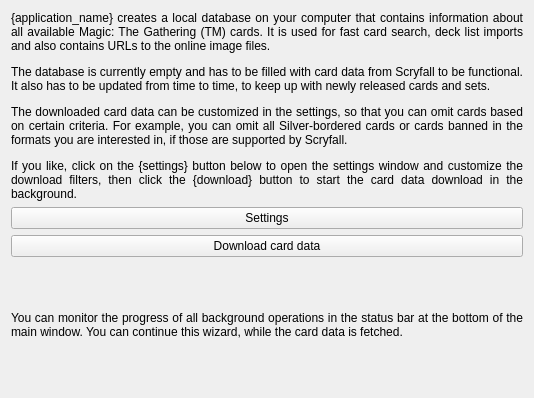
This is mtg_proxy_printer/resources/ui/first_start_wizard/card_database_page.ui in luziferius/MTGProxyPrinter as Qt 5 draws it before an edit. The edited form follows.
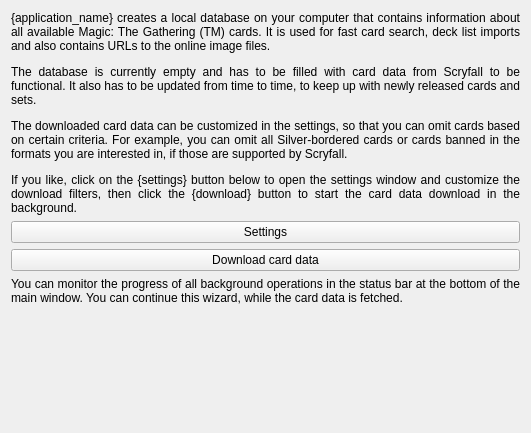
This is the edited form.

Commit message:
Added a vertical spacer to the card_database_page.ui to keep the text label from stretching out.
FossilOrigin-Name: 3c19324201642be9f9111451f5aeb719bae247fac1bdc4db25c753d0af6101cf

Diff of the .ui file:
```diff
--- a/mtg_proxy_printer/resources/ui/first_start_wizard/card_database_page.ui
+++ b/mtg_proxy_printer/resources/ui/first_start_wizard/card_database_page.ui
@@ -6,8 +6,8 @@
    <rect>
     <x>0</x>
     <y>0</y>
-    <width>534</width>
-    <height>398</height>
+    <width>531</width>
+    <height>433</height>
    </rect>
   </property>
   <property name="windowTitle">
@@ -57,6 +57,19 @@
      </property>
     </widget>
    </item>
+   <item>
+    <spacer name="verticalSpacer">
+     <property name="orientation">
+      <enum>Qt::Vertical</enum>
+     </property>
+     <property name="sizeHint" stdset="0">
+      <size>
+       <width>20</width>
+       <height>40</height>
+      </size>
+     </property>
+    </spacer>
+   </item>
   </layout>
  </widget>
  <resources/>
```
The commit also changes 1 other file.
